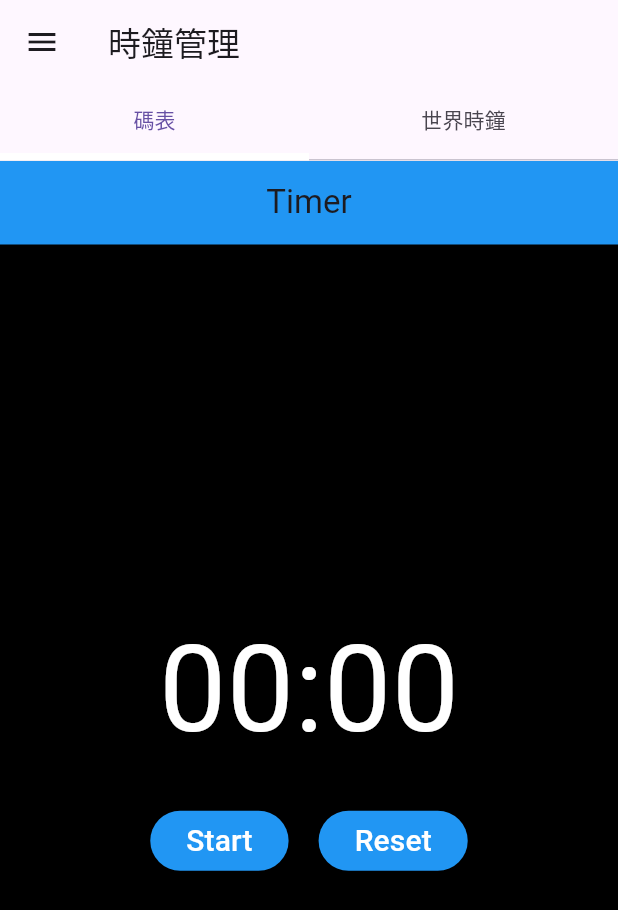
After one commit to hhhh514/Time_Management-1, a Flutter app: the Clock screen opened directly, on a phone screen of 412 x 824 dp. The commit adds this screen. Shown: the top 910 px of the screen. Run offline on Flutter 3.47's test engine with Material 3 defaults, Android fonts, the phone set to English and light mode, and no system bars; our stand-ins replace audioplayers, dropdown_button2, flutter_local_notifications, jiffy, shared_preferences, sqflite and 2 more; accounts and stored records are empty.

Commit message:
建立時鐘管理功能

```diff
--- /dev/null
+++ b/lib/clock/clock.dart
@@ -0,0 +1,59 @@
+import 'package:flutter/material.dart';
+import 'stopwatch/stopwatch.dart';
+import 'world_clock/world_clock.dart';
+import '../kit/function_menu.dart';
+
+class Clock extends StatefulWidget{
+  final String title = "時鐘管理";
+  const Clock({super.key});
+  @override
+  State<Clock> createState() => _ClockState();
+}
+
+class _ClockState extends State<Clock> with SingleTickerProviderStateMixin{
+  TabController ?_controller;
+  var _tabs = <Tab>[];
+
+  @override
+  void initState(){
+    super.initState();
+    _controller = TabController(initialIndex: 0, length: 2, vsync: this);
+    _tabs = <Tab>[
+      const Tab(text: "碼表",),
+      const Tab(text: "世界時鐘",),
+    ];
+  }
+
+  @override
+  Widget build(BuildContext context){
+    return Scaffold(
+      appBar: AppBar(
+        title: Text(widget.title),
+        bottom: TabBar(tabs: _tabs,
+          indicatorColor: Colors.white,
+          indicatorWeight: 5,
+          indicatorSize: TabBarIndicatorSize.tab,
+          controller: _controller,
+        ),
+      ),
+      drawer: const FunctionMenu(),
+      body: TabBarView(
+          controller: _controller,
+          children: const <Widget>[
+            Center(
+              child: StopWatch(),
+            ),
+            Center(
+              child: WorldClock(),
+            ),
+          ]
+      ),
+    );
+  }
+
+  @override
+  void dispose(){
+    super.dispose();
+    _controller?.dispose();
+  }
+}
--- /dev/null
+++ b/lib/clock/stopwatch/stopwatch.dart
@@ -0,0 +1,106 @@
+import 'dart:async';
+
+import 'package:flutter/material.dart';
+
+
+class StopWatch extends StatefulWidget {
+  const StopWatch({super.key});
+  @override
+  State<StopWatch> createState() => _StopWatchState();
+}
+
+class _StopWatchState extends State<StopWatch> {
+  int _seconds = 0;
+  bool _isRunning = false;
+  late Timer _timer;
+
+  @override
+  void dispose() {
+    _timer.cancel();
+    super.dispose();
+  }
+
+  void _startTimer() {
+    _timer = Timer.periodic(Duration(seconds: 1), (Timer timer) {
+      setState(() {
+        _seconds++;
+      });
+    });
+  }
+
+  void _stopTimer() {
+    _timer.cancel();
+  }
+
+  void _resetTimer() {
+    setState(() {
+      _seconds = 0;
+      _isRunning = false;
+    });
+  }
+
+  String _formatTime(int seconds) {
+    int minutes = seconds ~/ 60;
+    int remainingSeconds = seconds % 60;
+    return '${minutes.toString().padLeft(2, '0')}:${remainingSeconds.toString().padLeft(2, '0')}';
+  }
+
+  @override
+  Widget build(BuildContext context) {
+    return Scaffold(
+      backgroundColor: Colors.black,
+      appBar: AppBar(
+        title: Text('Timer'),
+        centerTitle: true,
+        backgroundColor: Colors.blue,
+      ),
+      body: Center(
+        child: Column(
+          mainAxisAlignment: MainAxisAlignment.center,
+          children: <Widget>[
+            Text(
+              _formatTime(_seconds),
+              style: TextStyle(fontSize: 80, color: Colors.white),
+            ),
+            SizedBox(height: 20.0),
+            Row(
+              mainAxisAlignment: MainAxisAlignment.center,
+              children: <Widget>[
+                ElevatedButton(
+                  onPressed: () {
+                    setState(() {
+                      _isRunning = !_isRunning;
+                      if (_isRunning) {
+                        _startTimer();
+                      } else {
+                        _stopTimer();
+                      }
+                    });
+                  },
+                  style: ElevatedButton.styleFrom(
+                    primary: _isRunning ? Colors.red : Colors.blue,
+                  ),
+                  child: Text(
+                    _isRunning ? 'Pause' : 'Start',
+                    style: TextStyle(fontSize: 20,color: Colors.white),
+                  ),
+                ),
+                SizedBox(width: 20.0),
+                ElevatedButton(
+                  onPressed: () {
+                    _resetTimer();
+                    _stopTimer();
+                  },
+                  style: ElevatedButton.styleFrom(
+                    primary: Colors.blue,
+                  ),
+                  child: Text('Reset', style: TextStyle(fontSize: 20,color: Colors.white),),
+                ),
+              ],
+            ),
+          ],
+        ),
+      ),
+    );
+  }
+}
```
Also changed, not shown: lib/clock/world_clock/world_clock.dart (added, +96 -0 lines), lib/kit/function_menu.dart (+15 -0 lines), lib/shift/shift_schedule.dart (+0 -16 lines), lib/studycloock/tomato.dart (+0 -11 lines).
